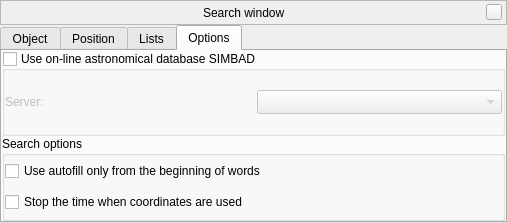
This is src/gui/searchDialogGui.ui in 519984307/stellarium_src as Qt 5 draws it before an edit. The edited form follows.
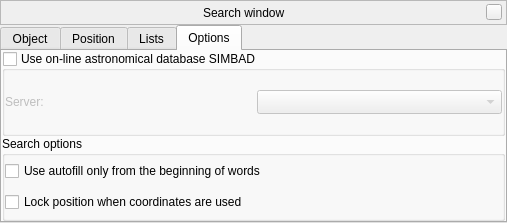
This is the edited form. The open tabs and pages were chosen to show the change. Custom widgets are drawn as their Qt base class.

Patch:
```diff
--- a/src/gui/searchDialogGui.ui
+++ b/src/gui/searchDialogGui.ui
@@ -962,7 +962,7 @@
           <item>
            <widget class="QCheckBox" name="checkBoxStopTime">
             <property name="text">
-             <string>Stop the time when coordinates are used</string>
+             <string>Lock position when coordinates are used</string>
             </property>
            </widget>
           </item>
```
Left out of the diff: 2 changed lines with no effect on the pictures.
